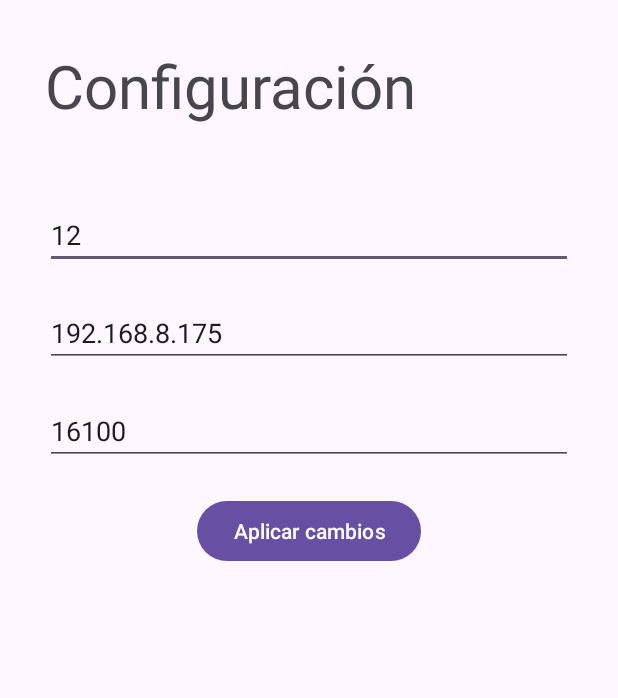
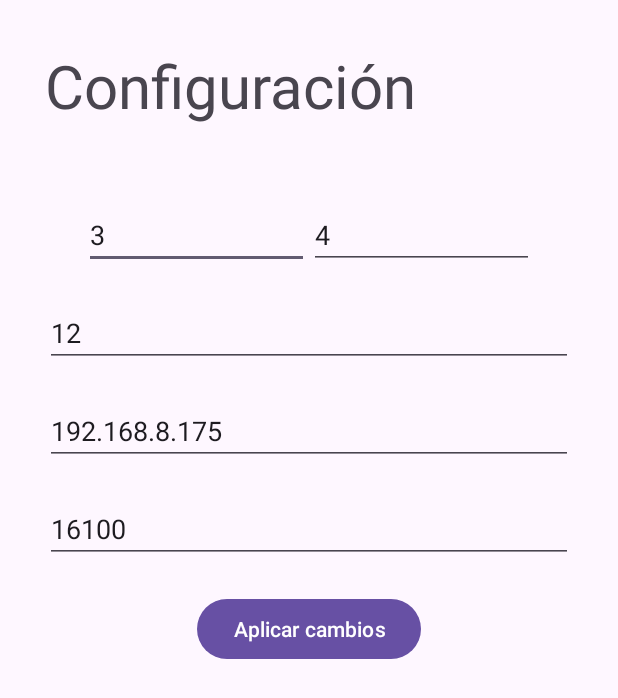
Before and after one commit to Urfenox/SocketeDeck, an Android app: the screen it shows after launch (ConfigActivity), after a tap on "CONFIGURACIÓN", on a phone screen of 412 x 824 dp. Shown: the top 698 px of the screen. Run offline under Robolectric (Android 15) with nearby library versions, the light colour scheme and no system bars.

Commit message:
upgrades to config android app

```diff
--- a/SocketeDeck-app/app/src/main/java/com/crizacio/socketedeck/ConfigActivity.java
+++ b/SocketeDeck-app/app/src/main/java/com/crizacio/socketedeck/ConfigActivity.java
@@ -13,7 +13,7 @@ public class ConfigActivity extends AppCompatActivity {
     SharedPreferences sharedPref;
     SharedPreferences.Editor editor;
 
-    EditText edtButtonCount, edtServerIp, edtServerPort;
+    EditText edtButtonCount, edtButtonRows, edtButtonColumns, edtServerIp, edtServerPort;
     Button btnAplicar;
 
     @Override
@@ -22,6 +22,8 @@ public class ConfigActivity extends AppCompatActivity {
         setContentView(R.layout.activity_config);
 
         edtButtonCount = findViewById(R.id.edtButtonCount);
+        edtButtonRows = findViewById(R.id.edtButtonRows);
+        edtButtonColumns = findViewById(R.id.edtButtonColumns);
         edtServerIp = findViewById(R.id.edtServerIp);
         edtServerPort = findViewById(R.id.edtServerPort);
         btnAplicar = findViewById(R.id.btnAplicar); btnAplicar.setOnClickListener(mAplicar);
@@ -29,6 +31,8 @@ public class ConfigActivity extends AppCompatActivity {
         sharedPref = this.getSharedPreferences(MainActivity.PREF_NAME, Context.MODE_PRIVATE);
         editor = sharedPref.edit();
         edtButtonCount.setText(String.valueOf(sharedPref.getInt(MainActivity.PREF_NAME_BUTTON_COUNT, 12)));
+        edtButtonRows.setText(String.valueOf(sharedPref.getInt(MainActivity.PREF_NAME_BUTTON_ROWS, 4)));
+        edtButtonColumns.setText(String.valueOf(sharedPref.getInt(MainActivity.PREF_NAME_BUTTON_COLUMNS, 3)));
         edtServerIp.setText(sharedPref.getString(MainActivity.PREF_NAME_SERVER_IP, "192.168.8.175"));
         edtServerPort.setText(String.valueOf(sharedPref.getInt(MainActivity.PREF_NAME_SERVER_PORT, 16100)));
     }
@@ -37,6 +41,8 @@ public class ConfigActivity extends AppCompatActivity {
         @Override
         public void onClick(android.view.View v) {
             editor.putInt(MainActivity.PREF_NAME_BUTTON_COUNT, Integer.parseInt(edtButtonCount.getText().toString().trim()));
+            editor.putInt(MainActivity.PREF_NAME_BUTTON_ROWS, Integer.parseInt(edtButtonRows.getText().toString().trim()));
+            editor.putInt(MainActivity.PREF_NAME_BUTTON_COLUMNS, Integer.parseInt(edtButtonColumns.getText().toString().trim()));
             editor.putString(MainActivity.PREF_NAME_SERVER_IP, edtServerIp.getText().toString().trim());
             editor.putInt(MainActivity.PREF_NAME_SERVER_PORT, Integer.parseInt(edtServerPort.getText().toString().trim()));
             editor.apply(); editor.commit();
--- a/SocketeDeck-app/app/src/main/java/com/crizacio/socketedeck/MainActivity.java
+++ b/SocketeDeck-app/app/src/main/java/com/crizacio/socketedeck/MainActivity.java
@@ -31,15 +31,16 @@ public class MainActivity extends AppCompatActivity {
     SharedPreferences.Editor editor;
     public static String PREF_NAME = "com.crizacio.socketedeck.configuracion";
     public static String PREF_NAME_BUTTON_COUNT = PREF_NAME + ".button_count";
+    public static String PREF_NAME_BUTTON_ROWS = PREF_NAME + ".button_row";
+    public static String PREF_NAME_BUTTON_COLUMNS = PREF_NAME + ".button_column";
     public static String PREF_NAME_SERVER_IP = PREF_NAME + ".server_ip";
     public static String PREF_NAME_SERVER_PORT = PREF_NAME + ".server_port";
 
     private GridLayout layout;
     private List<Button> botones = new ArrayList<>(); // Lista para guardar las referencias a los botones
 
-    private int BUTTON_COUNT;
     private String SERVER_IP;
-    private int SERVER_PORT;
+    private int SERVER_PORT, BUTTON_COUNT, BUTTON_ROWS, BUTTON_COLUMNS;
     private Socket socket;
     private OutputStream outputStream;
     private BufferedReader inputStream;
@@ -51,12 +52,18 @@ public class MainActivity extends AppCompatActivity {
         sharedPref = this.getSharedPreferences(PREF_NAME, Context.MODE_PRIVATE);
         editor = sharedPref.edit();
         BUTTON_COUNT = sharedPref.getInt(PREF_NAME_BUTTON_COUNT, 12);
+        BUTTON_ROWS = sharedPref.getInt(PREF_NAME_BUTTON_ROWS, 4);
+        BUTTON_COLUMNS = sharedPref.getInt(PREF_NAME_BUTTON_COLUMNS, 3);
         SERVER_IP = sharedPref.getString(PREF_NAME_SERVER_IP, "192.168.8.175");
         SERVER_PORT = sharedPref.getInt(PREF_NAME_SERVER_PORT, 16100);
 
         // Ejecutar la tarea asincrónica para conectarse al servidor
-        new ConnectTask().execute();
+        conectarServidor();
 
+        // Crear el layout principal
+        crearLayout();
+    }
+    void crearLayout() {
         // Crear el contenedor principal (LinearLayout) que contendrá el HorizontalScrollView y el GridLayout
         LinearLayout mainLayout = new LinearLayout(this);
         mainLayout.setOrientation(LinearLayout.VERTICAL); // Vertical para que el HorizontalScrollView esté arriba
@@ -80,23 +87,8 @@ public class MainActivity extends AppCompatActivity {
             }
         });
 
-        Button btnUnBoton = new Button(this);
-        btnUnBoton.setText("Un boton");
-        btnUnBoton.setId(View.generateViewId());
-
-        Button btnQueSeMueve = new Button(this);
-        btnQueSeMueve.setText("Que se mueve");
-        btnQueSeMueve.setId(View.generateViewId());
-
-        Button btnPorAqui = new Button(this);
-        btnPorAqui.setText("por aqui");
-        btnPorAqui.setId(View.generateViewId());
-
         // Agregar los botones al LinearLayout dentro del HorizontalScrollView
         menuLayout.addView(btnConfiguracion);
-        menuLayout.addView(btnUnBoton);
-        menuLayout.addView(btnQueSeMueve);
-        menuLayout.addView(btnPorAqui);
 
         // Agregar el LinearLayout al HorizontalScrollView
         horizontalScrollView.addView(menuLayout);
@@ -104,10 +96,10 @@ public class MainActivity extends AppCompatActivity {
         // Agregar el HorizontalScrollView al layout principal
         mainLayout.addView(horizontalScrollView);
 
-        // Crear el contenedor (GridLayout) con 3 columnas
+        // Crear el contenedor (GridLayout) con sus filas y columnas
         GridLayout layout = new GridLayout(this);
-        layout.setRowCount(4);
-        layout.setColumnCount(3);
+        layout.setRowCount(BUTTON_ROWS);
+        layout.setColumnCount(BUTTON_COLUMNS);
         layout.setId(View.generateViewId()); // Genera un ID único para el contenedor
 
         // Configurar el GridLayout para que ocupe toda la pantalla
@@ -166,8 +158,19 @@ public class MainActivity extends AppCompatActivity {
         setContentView(mainLayout);
     }
 
-
-
+    void conectarServidor() {
+        new ConnectTask().execute();
+    }
+    void cerrarConexion() {
+        try {
+            if (socket != null && !socket.isClosed()) {
+                sendMessage("!D");
+                socket.close();
+            }
+        } catch (Exception e) {
+            e.printStackTrace();
+        }
+    }
     // Conectar al servidor y mantener la conexión abierta
     private class ConnectTask extends AsyncTask<Void, Void, Boolean> {
         @Override
@@ -229,6 +232,9 @@ public class MainActivity extends AppCompatActivity {
         }
     }
 
+    /*
+     * Procesa la configuracion de botones del servidor
+     * */
     private void processJsonResponse(String jsonResponse) {
         try {
             // Convertir la cadena JSON en un JSONArray
@@ -287,32 +293,18 @@ public class MainActivity extends AppCompatActivity {
     public void onPause() {
         super.onPause();
         // Cerrar la conexión cuando la aplicación pase a segundo plano
-        try {
-            if (socket != null && !socket.isClosed()) {
-                sendMessage("!D");
-                socket.close();
-            }
-        } catch (Exception e) {
-            e.printStackTrace();
-        }
+        cerrarConexion();
     }
     @Override
     public void onResume(){
         super.onResume();
         // Reabrir la conexion cuando la aplicacion entra a primer plano
-        new ConnectTask().execute();
+        conectarServidor();
     }
     @Override
     protected void onDestroy() {
         super.onDestroy();
         // Cerrar la conexión cuando la aplicación se cierre
-        try {
-            if (socket != null && !socket.isClosed()) {
-                sendMessage("!D");
-                socket.close();
-            }
-        } catch (Exception e) {
-            e.printStackTrace();
-        }
+        cerrarConexion();
     }
 }
--- a/SocketeDeck-app/app/src/main/res/layout/activity_config.xml
+++ b/SocketeDeck-app/app/src/main/res/layout/activity_config.xml
@@ -15,6 +15,27 @@
         android:layout_width="match_parent"
         android:layout_height="wrap_content"
         android:layout_marginBottom="50dp" />
+
+    <LinearLayout
+        android:layout_width="match_parent"
+        android:layout_height="wrap_content"
+        android:gravity="center"
+        android:orientation="horizontal"
+        android:layout_marginBottom="20dp" >
+
+        <EditText
+            android:id="@+id/edtButtonColumns"
+            android:hint="Button columns"
+            android:layout_width="150dp"
+            android:layout_height="wrap_content" />
+
+        <EditText
+            android:id="@+id/edtButtonRows"
+            android:hint="Button rows"
+            android:layout_width="150dp"
+            android:layout_height="wrap_content" />
+
+    </LinearLayout>
 
     <EditText
         android:id="@+id/edtButtonCount"
```
